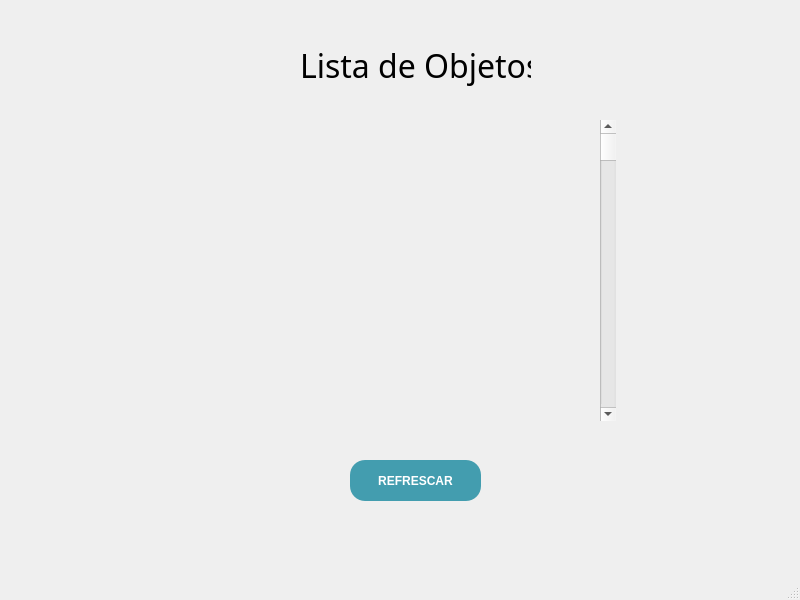
Before: the Qt Designer form src/vista/ui/PruebaScroll.ui in eperec03/museo, drawn with Qt 5.
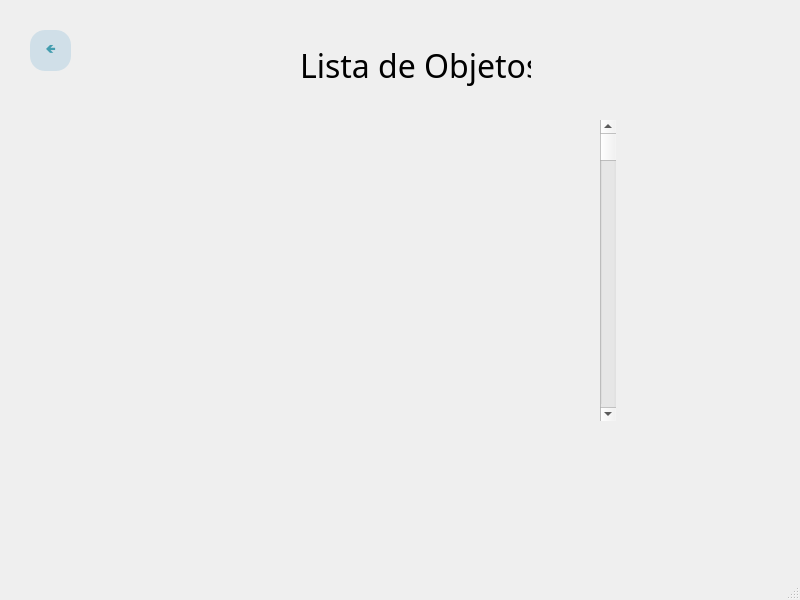
After: the same form once the commit is applied.

Commit message: peuba scroll

What changed in the file:
```diff
--- a/src/vista/ui/PruebaScroll.ui
+++ b/src/vista/ui/PruebaScroll.ui
@@ -61,9 +61,9 @@
    <widget class="QPushButton" name="BotonRegistrarse">
     <property name="geometry">
      <rect>
-      <x>350</x>
-      <y>460</y>
-      <width>131</width>
+      <x>30</x>
+      <y>30</y>
+      <width>41</width>
       <height>41</height>
      </rect>
     </property>
@@ -73,54 +73,54 @@
        <colorrole role="WindowText">
         <brush brushstyle="SolidPattern">
          <color alpha="255">
-          <red>255</red>
-          <green>255</green>
-          <blue>255</blue>
+          <red>67</red>
+          <green>157</green>
+          <blue>175</blue>
          </color>
         </brush>
        </colorrole>
        <colorrole role="Button">
         <brush brushstyle="SolidPattern">
          <color alpha="255">
-          <red>67</red>
-          <green>157</green>
-          <blue>175</blue>
+          <red>208</red>
+          <green>223</green>
+          <blue>232</blue>
          </color>
         </brush>
        </colorrole>
        <colorrole role="Text">
         <brush brushstyle="SolidPattern">
          <color alpha="255">
-          <red>255</red>
-          <green>255</green>
-          <blue>255</blue>
+          <red>67</red>
+          <green>157</green>
+          <blue>175</blue>
          </color>
         </brush>
        </colorrole>
        <colorrole role="ButtonText">
         <brush brushstyle="SolidPattern">
          <color alpha="255">
-          <red>255</red>
-          <green>255</green>
-          <blue>255</blue>
+          <red>67</red>
+          <green>157</green>
+          <blue>175</blue>
          </color>
         </brush>
        </colorrole>
        <colorrole role="Base">
         <brush brushstyle="SolidPattern">
          <color alpha="255">
-          <red>67</red>
-          <green>157</green>
-          <blue>175</blue>
+          <red>208</red>
+          <green>223</green>
+          <blue>232</blue>
          </color>
         </brush>
        </colorrole>
        <colorrole role="Window">
         <brush brushstyle="SolidPattern">
          <color alpha="255">
-          <red>67</red>
-          <green>157</green>
-          <blue>175</blue>
+          <red>208</red>
+          <green>223</green>
+          <blue>232</blue>
          </color>
         </brush>
        </colorrole>
@@ -129,54 +129,54 @@
        <colorrole role="WindowText">
         <brush brushstyle="SolidPattern">
          <color alpha="255">
-          <red>255</red>
-          <green>255</green>
-          <blue>255</blue>
+          <red>67</red>
+          <green>157</green>
+          <blue>175</blue>
          </color>
         </brush>
        </colorrole>
        <colorrole role="Button">
         <brush brushstyle="SolidPattern">
          <color alpha="255">
-          <red>67</red>
-          <green>157</green>
-          <blue>175</blue>
+          <red>208</red>
+          <green>223</green>
+          <blue>232</blue>
          </color>
         </brush>
        </colorrole>
        <colorrole role="Text">
         <brush brushstyle="SolidPattern">
          <color alpha="255">
-          <red>255</red>
-          <green>255</green>
-          <blue>255</blue>
+          <red>67</red>
+          <green>157</green>
+          <blue>175</blue>
          </color>
         </brush>
        </colorrole>
        <colorrole role="ButtonText">
         <brush brushstyle="SolidPattern">
          <color alpha="255">
-          <red>255</red>
-          <green>255</green>
-          <blue>255</blue>
+          <red>67</red>
+          <green>157</green>
+          <blue>175</blue>
          </color>
         </brush>
        </colorrole>
        <colorrole role="Base">
         <brush brushstyle="SolidPattern">
          <color alpha="255">
-          <red>67</red>
-          <green>157</green>
-          <blue>175</blue>
+          <red>208</red>
+          <green>223</green>
+          <blue>232</blue>
          </color>
         </brush>
        </colorrole>
        <colorrole role="Window">
         <brush brushstyle="SolidPattern">
          <color alpha="255">
-          <red>67</red>
-          <green>157</green>
-          <blue>175</blue>
+          <red>208</red>
+          <green>223</green>
+          <blue>232</blue>
          </color>
         </brush>
        </colorrole>
@@ -185,54 +185,54 @@
        <colorrole role="WindowText">
         <brush brushstyle="SolidPattern">
          <color alpha="255">
-          <red>255</red>
-          <green>255</green>
-          <blue>255</blue>
+          <red>67</red>
+          <green>157</green>
+          <blue>175</blue>
          </color>
         </brush>
        </colorrole>
        <colorrole role="Button">
         <brush brushstyle="SolidPattern">
          <color alpha="255">
-          <red>67</red>
-          <green>157</green>
-          <blue>175</blue>
+          <red>208</red>
+          <green>223</green>
+          <blue>232</blue>
          </color>
         </brush>
        </colorrole>
        <colorrole role="Text">
         <brush brushstyle="SolidPattern">
          <color alpha="255">
-          <red>255</red>
-          <green>255</green>
-          <blue>255</blue>
+          <red>67</red>
+          <green>157</green>
+          <blue>175</blue>
          </color>
         </brush>
        </colorrole>
        <colorrole role="ButtonText">
         <brush brushstyle="SolidPattern">
          <color alpha="255">
-          <red>255</red>
-          <green>255</green>
-          <blue>255</blue>
+          <red>67</red>
+          <green>157</green>
+          <blue>175</blue>
          </color>
         </brush>
        </colorrole>
        <colorrole role="Base">
         <brush brushstyle="SolidPattern">
          <color alpha="255">
-          <red>67</red>
-          <green>157</green>
-          <blue>175</blue>
+          <red>208</red>
+          <green>223</green>
+          <blue>232</blue>
          </color>
         </brush>
        </colorrole>
        <colorrole role="Window">
         <brush brushstyle="SolidPattern">
          <color alpha="255">
-          <red>67</red>
-          <green>157</green>
-          <blue>175</blue>
+          <red>208</red>
+          <green>223</green>
+          <blue>232</blue>
          </color>
         </brush>
        </colorrole>
@@ -243,14 +243,14 @@
      <cursorShape>PointingHandCursor</cursorShape>
     </property>
     <property name="styleSheet">
-     <string notr="true">background-color: rgb(67, 157, 175);
-color: rgb(255, 255, 255);
+     <string notr="true">background-color: rgb(208, 223, 232);
+color:rgb(67, 157, 175);
 font-weight: bold;
 font-family: 'Verdana';
 border-radius: 15px;</string>
     </property>
     <property name="text">
-     <string>REFRESCAR</string>
+     <string>🡸</string>
     </property>
    </widget>
   </widget>
```
Left out of the diff: 2 changed lines with no effect on the pictures. The commit also changes 3 other files.
